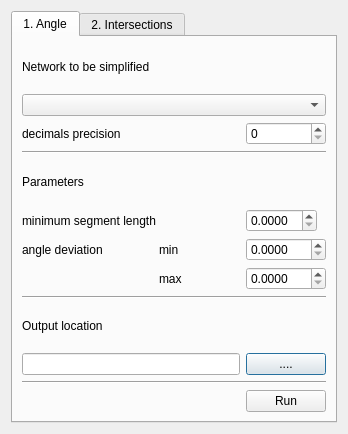
Above: rcl_simplification_dialog_base.ui from spacesyntax/Rcl-simplification- before the change. Below: the same form after it.
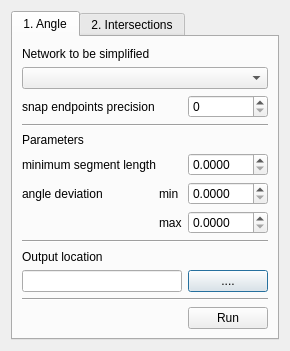
That is the form after the change. The open tabs and pages were chosen to show the change.

Patch:
```diff
--- a/rcl_simplification_dialog_base.ui
+++ b/rcl_simplification_dialog_base.ui
@@ -6,8 +6,8 @@
    <rect>
     <x>0</x>
     <y>0</y>
-    <width>348</width>
-    <height>434</height>
+    <width>289</width>
+    <height>348</height>
    </rect>
   </property>
   <property name="sizePolicy">
@@ -84,24 +84,11 @@
            </property>
           </widget>
          </item>
-         <item row="2" column="0">
-          <widget class="QLabel" name="label_66">
-           <property name="text">
-            <string>decimals precision</string>
-           </property>
-          </widget>
-         </item>
          <item row="1" column="0" colspan="3">
           <widget class="QComboBox" name="inputCombo1"/>
          </item>
          <item row="5" column="2">
           <widget class="QDoubleSpinBox" name="minSegLenSpin">
-           <property name="sizePolicy">
-            <sizepolicy hsizetype="Fixed" vsizetype="Fixed">
-             <horstretch>0</horstretch>
-             <verstretch>0</verstretch>
-            </sizepolicy>
-           </property>
            <property name="decimals">
             <number>4</number>
            </property>
@@ -166,6 +153,13 @@
            </property>
           </widget>
          </item>
+         <item row="2" column="0" colspan="2">
+          <widget class="QLabel" name="label_66">
+           <property name="text">
+            <string>snap endpoints precision</string>
+           </property>
+          </widget>
+         </item>
         </layout>
        </item>
       </layout>
```
Left out of the diff: 16 changed lines with no effect on the pictures.
